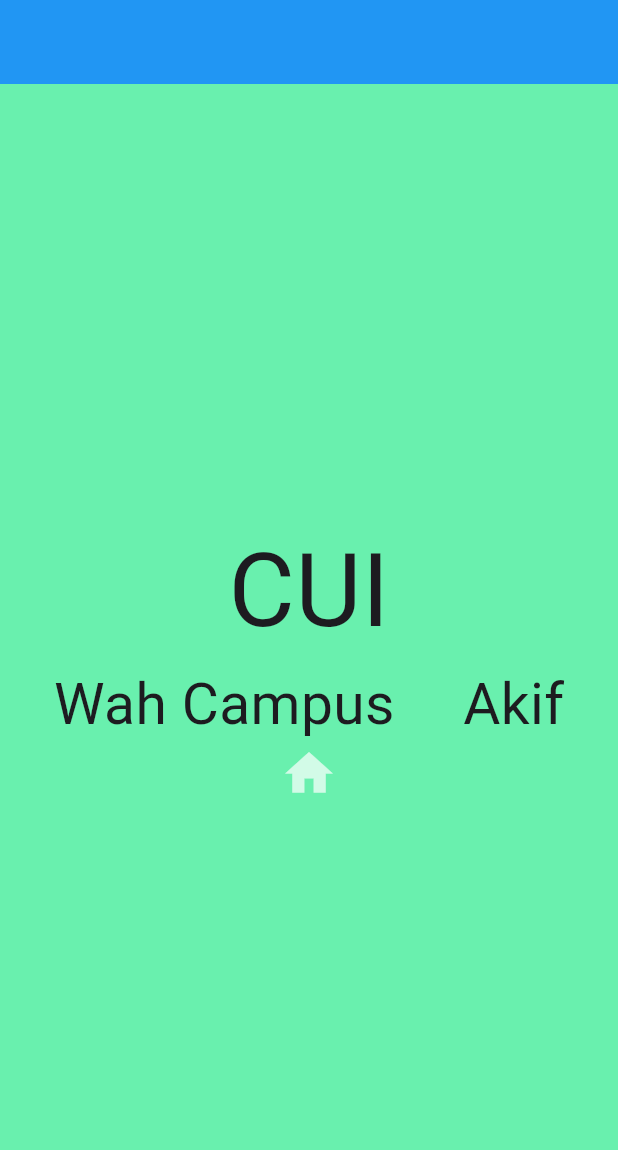
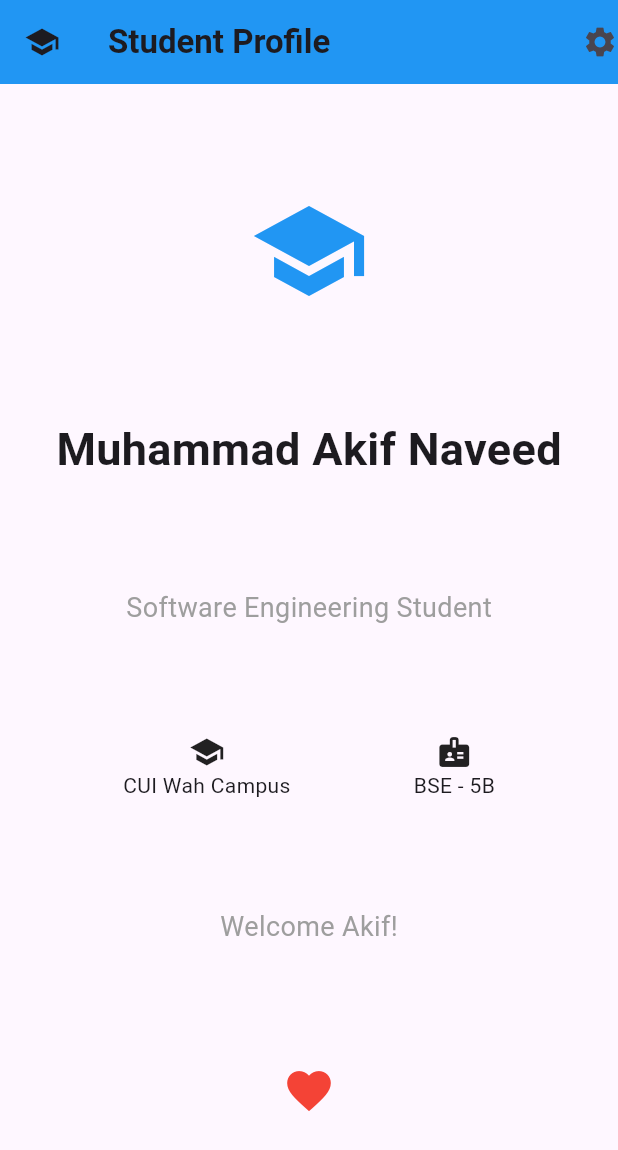
Before and after one commit to AkifNaveed12/app-dev-labs, a Flutter app: the screen it shows after launch, on a phone screen of 412 x 824 dp. Shown: the top 1150 px of the screen. Run offline on Flutter 3.47's test engine with Material 3 defaults, Android fonts, the phone set to English and light mode, and no system bars.

Commit message:
self practice project added

```diff
--- a/lab_2/lib/main.dart
+++ b/lab_2/lib/main.dart
@@ -13,37 +13,74 @@
   @override
   Widget build(BuildContext context) {
     return Scaffold(
-      backgroundColor: Colors.greenAccent,
+      // backgroundColor: Colors.greenAccent,
       appBar: AppBar(
         backgroundColor: Colors.blue,
+        leading: const Icon(Icons.school),
+        title: const Text(
+          'Student Profile',
+          style: TextStyle(
+            fontWeight: FontWeight.bold,
+          ),
+        ),
+        actions: const [
+          Icon(Icons.settings),
+        ],
       ),
-      body: const Column(
-        mainAxisAlignment: MainAxisAlignment.center,
+      body: Column(
+        mainAxisAlignment: MainAxisAlignment.spaceEvenly,
         children: [
+          Icon(
+            Icons.school,
+            size: 80,
+            color: Colors.blue,
+          ),
           Text(
-            'CUI',
+            'Muhammad Akif Naveed',
             style: TextStyle(
-              fontSize: 68
+              fontSize: 30,
+              fontWeight: FontWeight.bold,
+            ),
+          ),
+          Text(
+            'Software Engineering Student',
+            style: TextStyle(
+              fontSize: 18,
+              color: Colors.grey,
             ),
           ),
           Row(
             mainAxisAlignment: MainAxisAlignment.spaceEvenly,
             children: [
-                Text(
-            'Wah Campus',
-            style: TextStyle(fontSize: 38),
+              Column(
+                children: [
+                    Icon(Icons.school),
+                    Text('CUI Wah Campus')
+                ],
+              ),
+              Column(
+                children: [
+                  Icon(Icons.badge),
+                  Text('BSE - 5B'),
+                ],
+              )
+            ],
           ),
           Text(
-            ' Akif',
-            style: TextStyle(fontSize: 38),
+            'Welcome Akif!',
+            style: TextStyle(
+              fontSize: 18,
+              color: Colors.grey,
+            ),
           ),
-            ],
+          IconButton(
+            icon: const Icon(Icons.favorite),
+            iconSize: 35,
+            color: Colors.red,
+            onPressed: () {
+              print('Favorite button pressed');
+              },
           ),
-          Icon(
-            Icons.home,
-            color: Colors.white70,
-            size: 38,
-            )
         ],
         ),
     );
```
